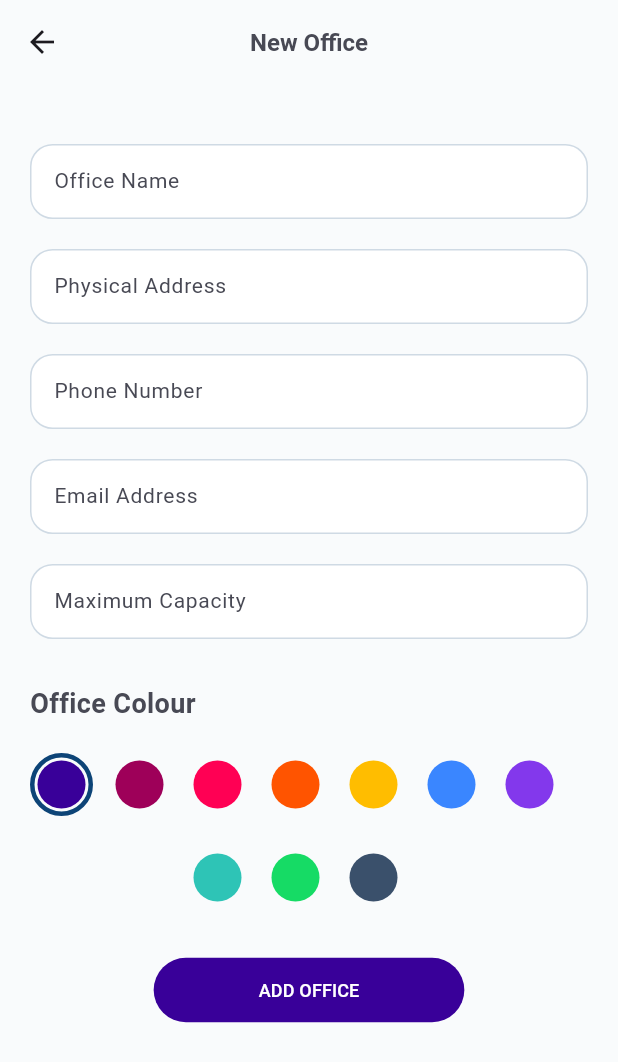
After one commit to BotsheloRamela/OfficeMate, a Flutter app: the screen it shows after launch, after a tap on the "add" icon, on a phone screen of 412 x 824 dp. The commit adds this screen. Shown: the top 1062 px of the screen. Run offline on Flutter 3.47's test engine with Material 3 defaults, Android fonts, the phone set to English and light mode, and no system bars; our stand-ins replace firebase_core, firebase_database, flutter_svg, logger; accounts and stored records are empty; generated files the repository leaves out were written again.

Commit message:
Create OfficeManager Screen

```diff
--- a/lib/ui/screens/home_screen.dart
+++ b/lib/ui/screens/home_screen.dart
@@ -1,4 +1,5 @@
 import 'package:flutter/material.dart';
+import 'package:office_mate/ui/screens/office_manager_screen.dart';
 import 'package:office_mate/ui/screens/office_details_screen.dart';
 import 'package:office_mate/ui/viewmodels/home_screen_viewmodel.dart';
 import 'package:office_mate/ui/widgets/office_card.dart';
@@ -26,16 +27,22 @@ class _HomeScreenState extends State<HomeScreen> {
   }
 
 
-
   @override
   Widget build(BuildContext context) {
     return SafeArea(
       child: Scaffold(
         backgroundColor: AppColors.backgroundColor,
-        floatingActionButton: const FloatingActionButton(
-          onPressed: null, // TODO: Implement onPressed
+        floatingActionButton: FloatingActionButton(
+          onPressed: () {
+            Navigator.push(
+              context,
+              MaterialPageRoute(
+                builder: (context) => const OfficeManagerScreen(),
+              ),
+            );
+          },
           backgroundColor: AppColors.primaryColor,
-          child: Icon(Icons.add, color: Colors.white),
+          child: const Icon(Icons.add, color: Colors.white),
         ),
         body: Padding(
           padding: const EdgeInsets.all(AppConstants.horizontalAppPadding),
--- a/lib/ui/screens/office_details_screen.dart
+++ b/lib/ui/screens/office_details_screen.dart
@@ -142,9 +142,17 @@ class _OfficeDetailsScreenState extends State<OfficeDetailsScreen> {
           child: const Icon(Icons.add, color: Colors.white),
         ),
         appBar: AppBar(
-          title: const Text('Office'),
+          title: const Text(
+            'Office',
+            style: TextStyle(
+              color: AppColors.secondaryColor,
+              fontSize: AppConstants.mdFontSize,
+              fontWeight: FontWeight.bold
+            ),
+          ),
           centerTitle: true,
           backgroundColor: AppColors.backgroundColor,
+          // TODO: Add delete office icon button and functionality
         ),
         body: Padding(
           padding: const EdgeInsets.all(AppConstants.horizontalAppPadding),
--- /dev/null
+++ b/lib/ui/screens/office_manager_screen.dart
@@ -0,0 +1,167 @@
+
+import 'package:flutter/material.dart';
+import 'package:office_mate/ui/widgets/default_textfield.dart';
+import 'package:office_mate/utils/constants.dart';
+import 'package:office_mate/utils/office_colors.dart';
+
+class OfficeManagerScreen extends StatefulWidget {
+  const OfficeManagerScreen({super.key});
+
+  @override
+  State<OfficeManagerScreen> createState() => _OfficeManagerScreenState();
+}
+
+class _OfficeManagerScreenState extends State<OfficeManagerScreen> {
+  final _officeNameController = TextEditingController();
+  final _officeAddressController = TextEditingController();
+  final _officeMaxCapacityController = TextEditingController();
+  final _officePhoneController = TextEditingController();
+  final _officeEmailController = TextEditingController();
+
+  int selectedColorIndex = 0;
+
+  void selectColor(int index) {
+    setState(() {
+      selectedColorIndex = index;
+    });
+  }
+
+  @override
+  Widget build(BuildContext context) {
+    Color highlightColor = AppColors.primaryColor;
+
+    return SafeArea(
+      child: Scaffold(
+        backgroundColor: AppColors.backgroundColor,
+        appBar: AppBar(
+          title: const Text(
+            'New Office',
+            style: TextStyle(
+              color: AppColors.secondaryColor,
+              fontSize: AppConstants.mdFontSize,
+              fontWeight: FontWeight.bold
+            ),
+          ),
+          centerTitle: true,
+          backgroundColor: AppColors.backgroundColor,
+          elevation: 0,
+        ),
+        body: Padding(
+          padding: const EdgeInsets.all(AppConstants.horizontalAppPadding),
+          child: Column(
+            mainAxisAlignment: MainAxisAlignment.start,
+            crossAxisAlignment: CrossAxisAlignment.start,
+            children: [
+              const SizedBox(height: 20),
+              DefaultTextField(
+                controller: _officeNameController,
+                highlightColor: highlightColor,
+                hintText: "Office Name"
+              ),
+              const SizedBox(height: 20),
+              DefaultTextField(
+                controller: _officeAddressController,
+                highlightColor: highlightColor,
+                hintText: "Physical Address"
+              ),
+              const SizedBox(height: 20),
+               DefaultTextField(
+                controller: _officePhoneController,
+                highlightColor: highlightColor,
+                hintText: "Phone Number"
+              ),
+              const SizedBox(height: 20),
+              DefaultTextField(
+                controller: _officeEmailController,
+                highlightColor: highlightColor,
+                hintText: "Email Address"
+              ),
+              const SizedBox(height: 20),
+              DefaultTextField(
+                controller: _officeMaxCapacityController,
+                highlightColor: highlightColor,
+                hintText: "Maximum Capacity"
+              ),
+              const SizedBox(height: 30),
+              newOfficeColor(selectColor, selectedColorIndex),
+              const SizedBox(height: 30),
+              Center(
+                child: ElevatedButton(
+                  onPressed: () {},
+                  style: ButtonStyle(
+                    elevation: MaterialStateProperty.all(0),
+                    backgroundColor: MaterialStateProperty.all(
+                      Color(int.parse(OfficeColors.getColors()[selectedColorIndex]))
+                    ),
+                    padding: MaterialStateProperty.all<EdgeInsets>(
+                      const EdgeInsets.symmetric(horizontal: 70, vertical: 13)
+                    )
+                  ),
+                  child: const Text(
+                    "ADD OFFICE",
+                    style: TextStyle(
+                      color: Colors.white,
+                      fontSize: AppConstants.xsFontSize,
+                    ),
+                  ),
+                ),
+              ),
+            ],
+          ),
+        ),
+      ),
+    );
+  }
+
+  Widget newOfficeColor(
+    void Function(int) selectColor,
+    int selectedIndex,
+  ) {
+    List<String> colors = OfficeColors.getColors();
+
+    return Column(
+      mainAxisAlignment: MainAxisAlignment.start,
+      crossAxisAlignment: CrossAxisAlignment.start,
+      children: [
+        const Text(
+          "Office Colour",
+          style: TextStyle(
+            color: AppColors.secondaryColor,
+            fontSize: AppConstants.lgFontSize,
+            fontWeight: FontWeight.bold
+          ),
+        ),
+        const SizedBox(height: 20),
+        Wrap(
+          alignment: WrapAlignment.center,
+          spacing: 10.0,
+          runSpacing: 20.0,
+          children: [
+            for (int index = 0; index < colors.length; index++)
+              GestureDetector(
+                onTap: () {
+                  selectColor(colors.indexOf(colors[index]));
+                },
+                child: Container(
+                  padding: const EdgeInsets.all(2.0),
+                  decoration: BoxDecoration(
+                    shape: BoxShape.circle,
+                    border: Border.all(
+                      color: selectedIndex == index
+                          ? AppColors.primaryColor
+                          : Colors.transparent, // No ring when not selected
+                      width: 3.0,
+                    ),
+                  ),
+                  child: CircleAvatar(
+                    radius: 16,
+                    backgroundColor: Color(int.parse(colors[index])),
+                  ),
+                )
+              ),
+          ],
+        ),
+      ],
+    );
+  }
+}
--- a/lib/ui/widgets/worker_dialog.dart
+++ b/lib/ui/widgets/worker_dialog.dart
@@ -84,7 +84,7 @@ class _WorkerDialogState extends State<WorkerDialog> {
             Row(
               mainAxisAlignment: MainAxisAlignment.spaceBetween,
               children: [
-                if (widget.isEditing && currentDialogStep == 1)
+                if (currentDialogStep == 1)
                   GestureDetector(
                     onTap: goBack,
                     child: const Icon(
@@ -194,7 +194,7 @@ class _WorkerDialogState extends State<WorkerDialog> {
     );
   }
 
-  Widget newMemberAvatar(
+  Widget newMemberAvatar (
     void Function(int) selectAvatar,
     int selectedIndex,
     Color higlightColor
```
